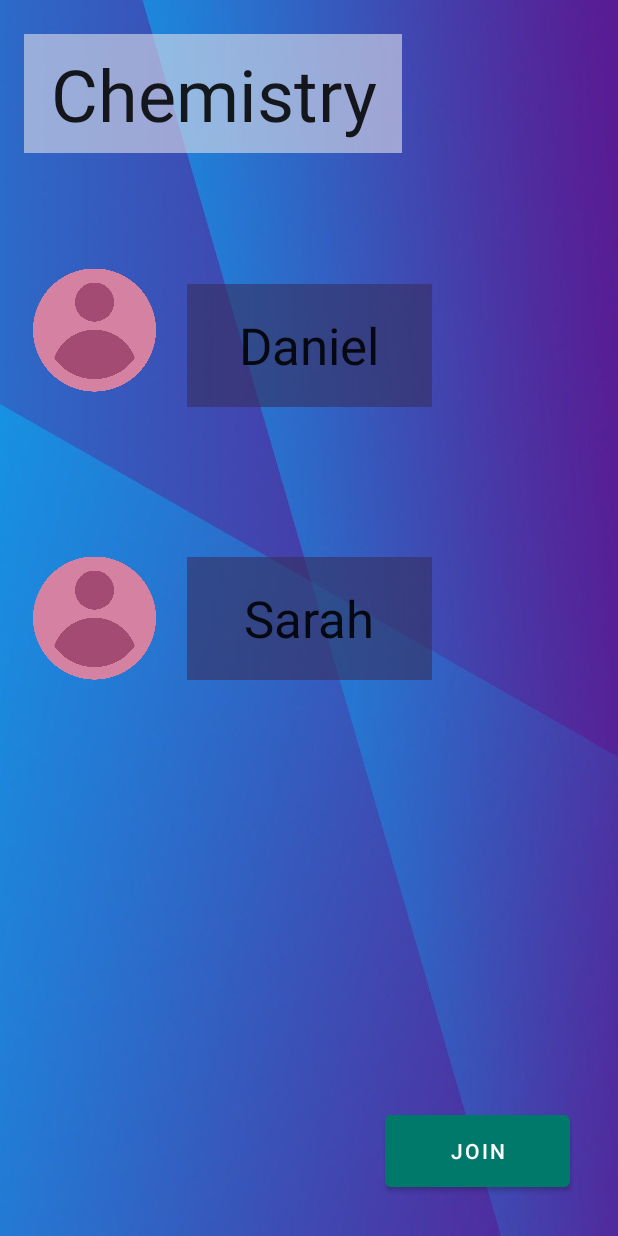
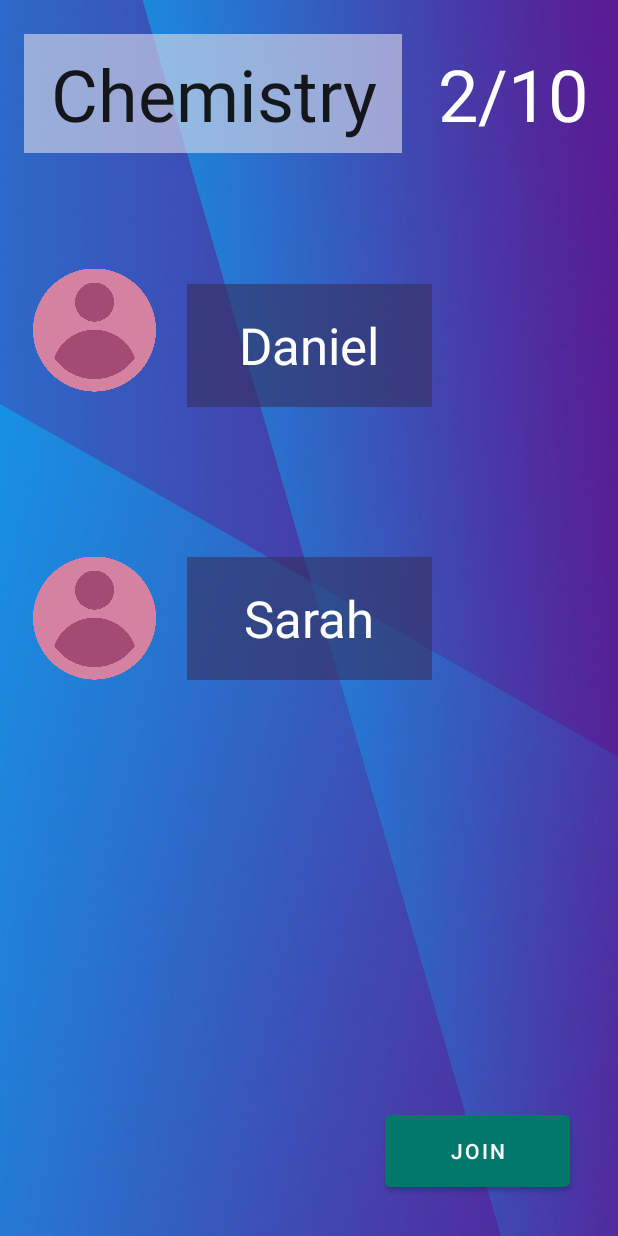
Before and after one commit to adel2924/StudyAppHackathon, an Android app: the layout activity_group.xml on its own in the app's theme, with its tools: preview values and no code run, on a phone screen of 412 x 824 dp. Run offline under Robolectric (Android 15) with nearby library versions, the phone set to English and light mode, and no system bars.

Commit message:
details in chemistry group (almost done?)

```diff
--- a/app/src/main/res/layout/activity_create.xml
+++ b/app/src/main/res/layout/activity_create.xml
@@ -28,6 +28,7 @@
         android:inputType="text"
         android:textColor="#FFFFFF"
         android:textColorHint="#FFFFFF"
+        app:layout_constraintBottom_toTopOf="@+id/etGroupDes"
         app:layout_constraintEnd_toEndOf="parent"
         app:layout_constraintHorizontal_bias="0.502"
         app:layout_constraintStart_toStartOf="parent"
@@ -60,7 +61,7 @@
         android:textColorHint="#FFFFFF"
         app:layout_constraintEnd_toEndOf="parent"
         app:layout_constraintStart_toStartOf="parent"
-        tools:layout_editor_absoluteY="169dp" />
+        app:layout_constraintTop_toBottomOf="@+id/etGroupDes" />
 
     <EditText
         android:id="@+id/etLimit"
--- a/app/src/main/res/layout/activity_group.xml
+++ b/app/src/main/res/layout/activity_group.xml
@@ -15,6 +15,7 @@
         android:gravity="center"
         android:text="Josh"
         android:textAppearance="@style/TextAppearance.AppCompat.Body1"
+        android:textColor="#FFFFFF"
         android:textSize="34sp"
         android:visibility="invisible"
         app:layout_constraintBottom_toBottomOf="parent"
@@ -47,6 +48,7 @@
         android:gravity="center"
         android:text="Daniel"
         android:textAppearance="@style/TextAppearance.AppCompat.Body1"
+        android:textColor="#FFFFFF"
         android:textSize="34sp"
         app:layout_constraintBottom_toBottomOf="parent"
         app:layout_constraintEnd_toEndOf="parent"
@@ -62,6 +64,7 @@
         android:gravity="center"
         android:text="Sarah"
         android:textAppearance="@style/TextAppearance.AppCompat.Body1"
+        android:textColor="#FFFFFF"
         android:textSize="34sp"
         app:layout_constraintBottom_toBottomOf="parent"
         app:layout_constraintEnd_toEndOf="parent"
@@ -131,4 +134,22 @@
         app:layout_constraintTop_toTopOf="parent"
         app:layout_constraintVertical_bias="0.965" />
 
+    <TextView
+        android:id="@+id/textView11"
+        android:layout_width="110dp"
+        android:layout_height="77dp"
+        android:gravity="center"
+        android:text="2/10"
+        android:textAppearance="@style/TextAppearance.AppCompat.Body1"
+        android:textColor="#FFFFFF"
+        android:textSize="48sp"
+        app:layout_constraintBottom_toBottomOf="parent"
+        app:layout_constraintEnd_toEndOf="parent"
+        app:layout_constraintHorizontal_bias="0.575"
+        app:layout_constraintStart_toEndOf="@+id/textView8"
+        app:layout_constraintTop_toTopOf="parent"
+        app:layout_constraintVertical_bias="0.032" />;
+        tools:layout_editor_absoluteX="287dp"
+        tools:layout_editor_absoluteY="17dp" />
+
 </androidx.constraintlayout.widget.ConstraintLayout>
```
Also changed, not shown: app/src/main/java/com/example/SafeStudy/GroupActivity.java (+10 -4 lines).
